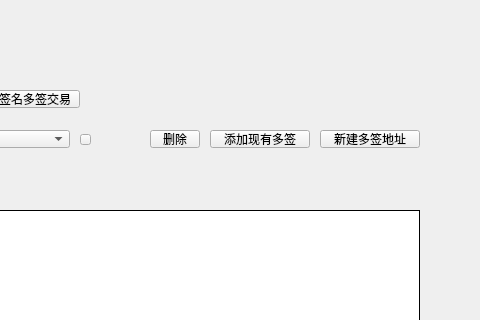
This is LNKWallet/multisig/multisigpage.ui in HcashOrg/hx-indicator as Qt 5 draws it before an edit; both pictures show x 290 to 770 and y 0 to 320 of the 770 by 510 pixel window. The edited form follows.
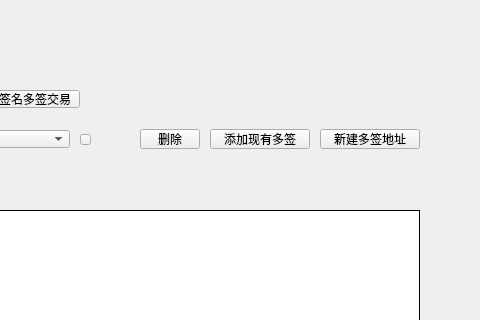
This is the edited form.

What changed in the file:
```diff
--- a/LNKWallet/multisig/multisigpage.ui
+++ b/LNKWallet/multisig/multisigpage.ui
@@ -389,9 +389,9 @@
      <property name="geometry">
       <rect>
        <x>610</x>
-       <y>10</y>
+       <y>9</y>
        <width>100</width>
-       <height>18</height>
+       <height>20</height>
       </rect>
      </property>
      <property name="font">
@@ -422,9 +422,9 @@
      <property name="geometry">
       <rect>
        <x>500</x>
-       <y>10</y>
+       <y>9</y>
        <width>100</width>
-       <height>18</height>
+       <height>20</height>
       </rect>
      </property>
      <property name="font">
@@ -454,10 +454,10 @@
     <widget class="QToolButton" name="deleteBtn">
      <property name="geometry">
       <rect>
-       <x>440</x>
-       <y>10</y>
-       <width>50</width>
-       <height>18</height>
+       <x>430</x>
+       <y>9</y>
+       <width>60</width>
+       <height>20</height>
       </rect>
      </property>
      <property name="font">
```
